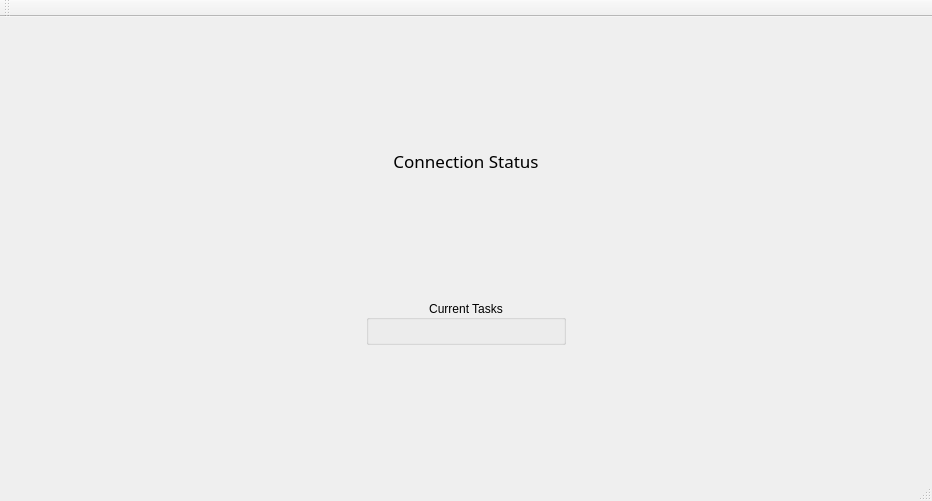
First picture: the form in mainwindow.ui, repository ocra-recipes/ocra-gui, before the edit.
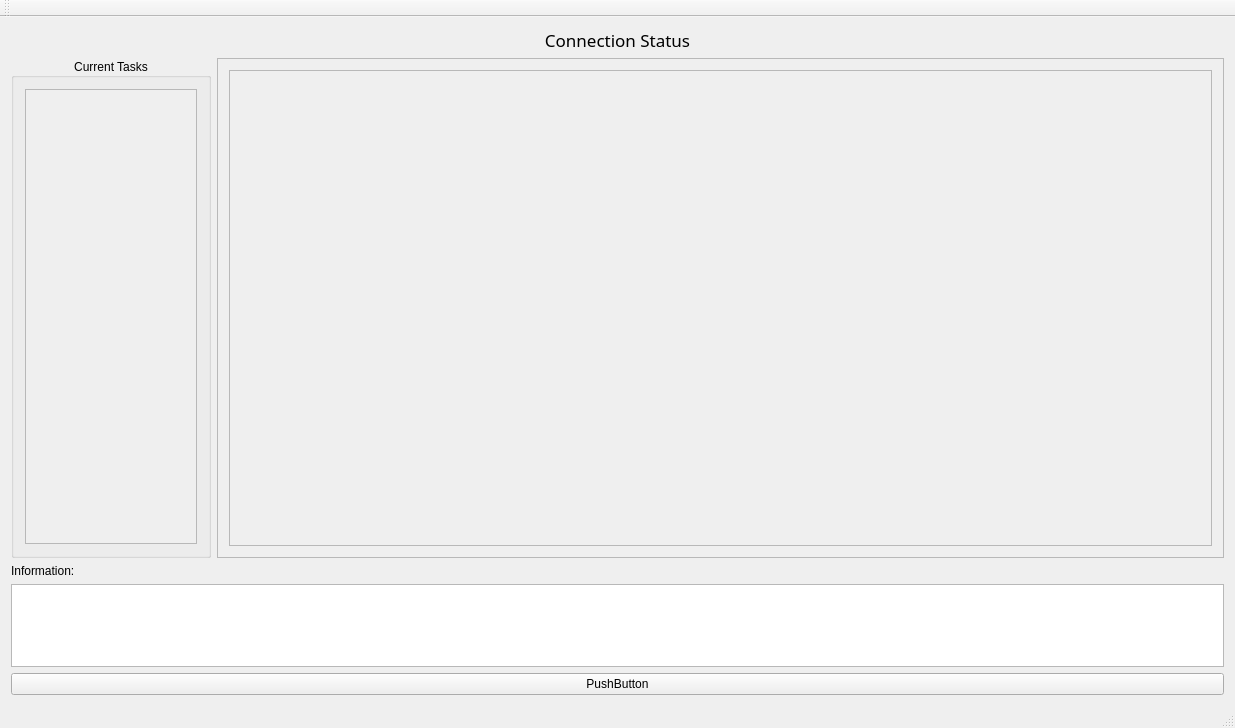
Second picture: the form after the edit.

Commit message: everything working except task widget reconnect.

Diff of the .ui file:
```diff
--- a/mainwindow.ui
+++ b/mainwindow.ui
@@ -6,8 +6,8 @@
    <rect>
     <x>0</x>
     <y>0</y>
-    <width>932</width>
-    <height>501</height>
+    <width>1235</width>
+    <height>728</height>
    </rect>
   </property>
   <property name="windowTitle">
@@ -42,11 +42,17 @@
       <item>
        <widget class="QGroupBox" name="groupBox">
         <property name="sizePolicy">
-         <sizepolicy hsizetype="Maximum" vsizetype="Preferred">
+         <sizepolicy hsizetype="MinimumExpanding" vsizetype="MinimumExpanding">
           <horstretch>0</horstretch>
           <verstretch>0</verstretch>
          </sizepolicy>
         </property>
+        <property name="minimumSize">
+         <size>
+          <width>0</width>
+          <height>500</height>
+         </size>
+        </property>
         <property name="maximumSize">
          <size>
           <width>200</width>
@@ -61,16 +67,107 @@
         </property>
         <layout class="QVBoxLayout" name="verticalLayout_2">
          <item>
-          <layout class="QVBoxLayout" name="taskButtonlLayout"/>
+          <widget class="QScrollArea" name="scrollArea">
+           <property name="widgetResizable">
+            <bool>true</bool>
+           </property>
+           <widget class="QWidget" name="scrollAreaWidgetContents">
+            <property name="geometry">
+             <rect>
+              <x>0</x>
+              <y>0</y>
+              <width>174</width>
+              <height>457</height>
+             </rect>
+            </property>
+            <layout class="QGridLayout" name="gridLayout">
+             <item row="0" column="0">
+              <layout class="QVBoxLayout" name="taskButtonLayout"/>
+             </item>
+            </layout>
+           </widget>
+          </widget>
          </item>
         </layout>
        </widget>
       </item>
       <item>
-       <layout class="QGridLayout" name="taskWidgetLayout"/>
+       <widget class="QFrame" name="taskWidgetFrame">
+        <property name="sizePolicy">
+         <sizepolicy hsizetype="MinimumExpanding" vsizetype="MinimumExpanding">
+          <horstretch>0</horstretch>
+          <verstretch>0</verstretch>
+         </sizepolicy>
+        </property>
+        <property name="frameShape">
+         <enum>QFrame::StyledPanel</enum>
+        </property>
+        <property name="frameShadow">
+         <enum>QFrame::Raised</enum>
+        </property>
+        <layout class="QGridLayout" name="gridLayout_2">
+         <item row="0" column="0">
+          <widget class="QScrollArea" name="scrollArea_2">
+           <property name="widgetResizable">
+            <bool>true</bool>
+           </property>
+           <widget class="QWidget" name="scrollAreaWidgetContents_2">
+            <property name="geometry">
+             <rect>
+              <x>0</x>
+              <y>0</y>
+              <width>987</width>
+              <height>478</height>
+             </rect>
+            </property>
+            <layout class="QGridLayout" name="gridLayout_4">
+             <item row="0" column="0">
+              <layout class="QGridLayout" name="taskWidgetLayout"/>
+             </item>
+            </layout>
+           </widget>
+          </widget>
+         </item>
+        </layout>
+       </widget>
       </item>
      </layout>
     </item>
+    <item>
+     <widget class="QLabel" name="infoLabel">
+      <property name="sizePolicy">
+       <sizepolicy hsizetype="Preferred" vsizetype="Maximum">
+        <horstretch>0</horstretch>
+        <verstretch>0</verstretch>
+       </sizepolicy>
+      </property>
+      <property name="maximumSize">
+       <size>
+        <width>16777215</width>
+        <height>20</height>
+       </size>
+      </property>
+      <property name="text">
+       <string>Information:</string>
+      </property>
+     </widget>
+    </item>
+    <item>
+     <widget class="QTextEdit" name="userInformation">
+      <property name="font">
+       <font>
+        <pointsize>11</pointsize>
+       </font>
+      </property>
+     </widget>
+    </item>
+    <item>
+     <widget class="QPushButton" name="pushButton">
+      <property name="text">
+       <string>PushButton</string>
+      </property>
+     </widget>
+    </item>
    </layout>
   </widget>
   <widget class="QMenuBar" name="menuBar">
```
Left out of the diff: 2 changed lines with no effect on the pictures. The commit also changes 16 other files.
